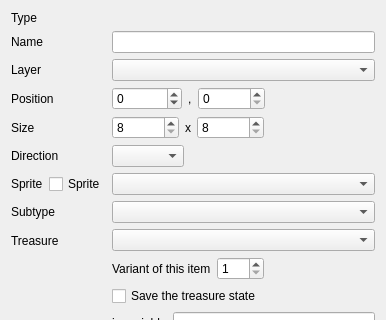
Above: src/gui/edit_entity_dialog.ui from solarus-games/solarus-quest-editor before the change; both pictures show x 0 to 386 and y 0 to 320 of the 386 by 620 pixel window. Below: the same form after it.
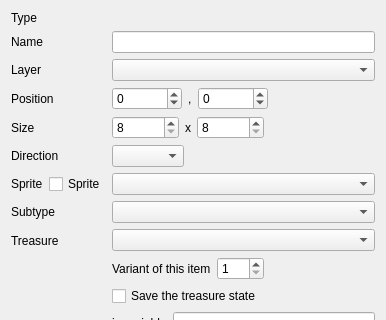
That is the form after the change. Custom widgets are drawn as their Qt base class.

Commit message: Allow the y field to have a negative value.

Patch:
```diff
--- a/src/gui/edit_entity_dialog.ui
+++ b/src/gui/edit_entity_dialog.ui
@@ -127,6 +127,9 @@
             <height>16777215</height>
            </size>
           </property>
+          <property name="minimum">
+           <number>-999999</number>
+          </property>
           <property name="maximum">
            <number>999999</number>
           </property>
```
